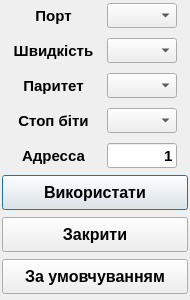
This is dialogconnectionsettings.ui in Goodjamp/Mdio as Qt 5 draws it before an edit. The edited form follows.
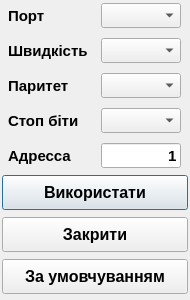
This is the edited form.

```diff
--- a/dialogconnectionsettings.ui
+++ b/dialogconnectionsettings.ui
@@ -77,7 +77,7 @@
         <string>Швидкість</string>
        </property>
        <property name="alignment">
-        <set>Qt::AlignCenter</set>
+        <set>Qt::AlignLeading|Qt::AlignLeft|Qt::AlignVCenter</set>
        </property>
       </widget>
      </item>
@@ -85,13 +85,13 @@
       <widget class="QComboBox" name="cbBaudRate">
        <property name="minimumSize">
         <size>
-         <width>70</width>
+         <width>80</width>
          <height>25</height>
         </size>
        </property>
        <property name="maximumSize">
         <size>
-         <width>70</width>
+         <width>80</width>
          <height>25</height>
         </size>
        </property>
@@ -129,7 +129,7 @@
         <string>Паритет</string>
        </property>
        <property name="alignment">
-        <set>Qt::AlignCenter</set>
+        <set>Qt::AlignLeading|Qt::AlignLeft|Qt::AlignVCenter</set>
        </property>
       </widget>
      </item>
@@ -158,7 +158,7 @@
         <string>Адресса</string>
        </property>
        <property name="alignment">
-        <set>Qt::AlignCenter</set>
+        <set>Qt::AlignLeading|Qt::AlignLeft|Qt::AlignVCenter</set>
        </property>
       </widget>
      </item>
@@ -187,7 +187,7 @@
         <string>Стоп біти</string>
        </property>
        <property name="alignment">
-        <set>Qt::AlignCenter</set>
+        <set>Qt::AlignLeading|Qt::AlignLeft|Qt::AlignVCenter</set>
        </property>
       </widget>
      </item>
@@ -195,13 +195,13 @@
       <widget class="QComboBox" name="cbStopBits">
        <property name="minimumSize">
         <size>
-         <width>70</width>
+         <width>80</width>
          <height>25</height>
         </size>
        </property>
        <property name="maximumSize">
         <size>
-         <width>70</width>
+         <width>80</width>
          <height>25</height>
         </size>
        </property>
@@ -239,7 +239,7 @@
         <string>Порт</string>
        </property>
        <property name="alignment">
-        <set>Qt::AlignCenter</set>
+        <set>Qt::AlignLeading|Qt::AlignLeft|Qt::AlignVCenter</set>
        </property>
       </widget>
      </item>
@@ -247,13 +247,13 @@
       <widget class="QComboBox" name="cbPort">
        <property name="minimumSize">
         <size>
-         <width>70</width>
+         <width>80</width>
          <height>25</height>
         </size>
        </property>
        <property name="maximumSize">
         <size>
-         <width>70</width>
+         <width>80</width>
          <height>25</height>
         </size>
        </property>
@@ -270,13 +270,13 @@
       <widget class="QLineEdit" name="leAddress">
        <property name="minimumSize">
         <size>
-         <width>70</width>
+         <width>80</width>
          <height>25</height>
         </size>
        </property>
        <property name="maximumSize">
         <size>
-         <width>70</width>
+         <width>80</width>
          <height>25</height>
         </size>
        </property>
@@ -299,13 +299,13 @@
       <widget class="QComboBox" name="cbParity">
        <property name="minimumSize">
         <size>
-         <width>70</width>
+         <width>80</width>
          <height>25</height>
         </size>
        </property>
        <property name="maximumSize">
         <size>
-         <width>70</width>
+         <width>80</width>
          <height>25</height>
         </size>
        </property>
```
